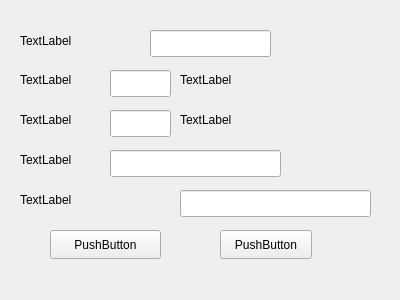
Old version of the form result.ui in the repository Deyu-Kong/BPPN.
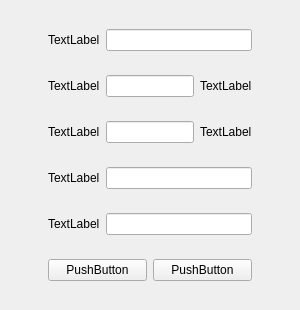
New version of the form. Icons and pictures are not drawn.

Diff of the .ui file:
```diff
--- a/result.ui
+++ b/result.ui
@@ -6,8 +6,8 @@
    <rect>
     <x>0</x>
     <y>0</y>
-    <width>400</width>
-    <height>300</height>
+    <width>300</width>
+    <height>250</height>
    </rect>
   </property>
   <property name="windowTitle">
@@ -17,173 +17,180 @@
    <iconset resource="logo.qrc">
     <normaloff>:/0005018327188690_b.jpg</normaloff>:/0005018327188690_b.jpg</iconset>
   </property>
-  <widget class="QPushButton" name="pushButton">
-   <property name="geometry">
-    <rect>
-     <x>50</x>
-     <y>230</y>
-     <width>111</width>
-     <height>29</height>
-    </rect>
-   </property>
-   <property name="text">
-    <string>PushButton</string>
-   </property>
-  </widget>
-  <widget class="QPushButton" name="pushButton_2">
-   <property name="geometry">
-    <rect>
-     <x>220</x>
-     <y>230</y>
-     <width>92</width>
-     <height>29</height>
-    </rect>
-   </property>
-   <property name="text">
-    <string>PushButton</string>
-   </property>
-  </widget>
+  <layout class="QGridLayout" name="gridLayout">
+   <item row="0" column="1">
+    <widget class="QWidget" name="widget_7" native="true">
+     <layout class="QVBoxLayout" name="verticalLayout">
+      <item>
+       <spacer name="verticalSpacer">
+        <property name="orientation">
+         <enum>Qt::Vertical</enum>
+        </property>
+        <property name="sizeHint" stdset="0">
+         <size>
+          <width>20</width>
+          <height>40</height>
+         </size>
+        </property>
+       </spacer>
+      </item>
+      <item>
+       <widget class="QWidget" name="widget" native="true">
+        <layout class="QHBoxLayout" name="horizontalLayout">
+         <item>
   <widget class="QLabel" name="label">
-   <property name="geometry">
-    <rect>
-     <x>20</x>
-     <y>30</y>
-     <width>101</width>
-     <height>21</height>
-    </rect>
-   </property>
    <property name="text">
     <string>TextLabel</string>
    </property>
   </widget>
-  <widget class="QLineEdit" name="lineEdit">
-   <property name="geometry">
-    <rect>
-     <x>150</x>
-     <y>30</y>
-     <width>121</width>
-     <height>27</height>
-    </rect>
-   </property>
-  </widget>
+         </item>
+         <item>
+          <widget class="QLineEdit" name="lineEdit"/>
+         </item>
+        </layout>
+       </widget>
+      </item>
+      <item>
+       <widget class="QWidget" name="widget_2" native="true">
+        <layout class="QHBoxLayout" name="horizontalLayout_2">
+         <item>
   <widget class="QLabel" name="label_2">
-   <property name="geometry">
-    <rect>
-     <x>20</x>
-     <y>70</y>
-     <width>69</width>
-     <height>20</height>
-    </rect>
-   </property>
    <property name="text">
     <string>TextLabel</string>
    </property>
   </widget>
-  <widget class="QLineEdit" name="lineEdit_2">
-   <property name="geometry">
-    <rect>
-     <x>110</x>
-     <y>70</y>
-     <width>61</width>
-     <height>27</height>
-    </rect>
-   </property>
-  </widget>
+         </item>
+         <item>
+          <widget class="QLineEdit" name="lineEdit_2"/>
+         </item>
+         <item>
   <widget class="QLabel" name="label_3">
-   <property name="geometry">
-    <rect>
-     <x>180</x>
-     <y>70</y>
-     <width>91</width>
-     <height>20</height>
-    </rect>
-   </property>
    <property name="text">
     <string>TextLabel</string>
    </property>
   </widget>
+         </item>
+        </layout>
+       </widget>
+      </item>
+      <item>
+       <widget class="QWidget" name="widget_3" native="true">
+        <layout class="QHBoxLayout" name="horizontalLayout_3">
+         <item>
   <widget class="QLabel" name="label_4">
-   <property name="geometry">
-    <rect>
-     <x>20</x>
-     <y>110</y>
-     <width>69</width>
-     <height>20</height>
-    </rect>
-   </property>
    <property name="text">
     <string>TextLabel</string>
    </property>
   </widget>
-  <widget class="QLineEdit" name="lineEdit_3">
-   <property name="geometry">
-    <rect>
-     <x>110</x>
-     <y>110</y>
-     <width>61</width>
-     <height>27</height>
-    </rect>
-   </property>
-  </widget>
+         </item>
+         <item>
+          <widget class="QLineEdit" name="lineEdit_3"/>
+         </item>
+         <item>
   <widget class="QLabel" name="label_5">
-   <property name="geometry">
-    <rect>
-     <x>180</x>
-     <y>110</y>
-     <width>81</width>
-     <height>20</height>
-    </rect>
-   </property>
    <property name="text">
     <string>TextLabel</string>
    </property>
   </widget>
+         </item>
+        </layout>
+       </widget>
+      </item>
+      <item>
+       <widget class="QWidget" name="widget_4" native="true">
+        <layout class="QHBoxLayout" name="horizontalLayout_4">
+         <item>
   <widget class="QLabel" name="label_6">
-   <property name="geometry">
-    <rect>
-     <x>20</x>
-     <y>150</y>
-     <width>69</width>
-     <height>20</height>
-    </rect>
-   </property>
    <property name="text">
     <string>TextLabel</string>
    </property>
   </widget>
-  <widget class="QLineEdit" name="lineEdit_4">
-   <property name="geometry">
-    <rect>
-     <x>110</x>
-     <y>150</y>
-     <width>171</width>
-     <height>27</height>
-    </rect>
-   </property>
-  </widget>
+         </item>
+         <item>
+          <widget class="QLineEdit" name="lineEdit_4"/>
+         </item>
+        </layout>
+       </widget>
+      </item>
+      <item>
+       <widget class="QWidget" name="widget_5" native="true">
+        <layout class="QHBoxLayout" name="horizontalLayout_5">
+         <item>
   <widget class="QLabel" name="label_7">
-   <property name="geometry">
-    <rect>
-     <x>20</x>
-     <y>190</y>
-     <width>141</width>
-     <height>20</height>
-    </rect>
-   </property>
    <property name="text">
     <string>TextLabel</string>
    </property>
   </widget>
-  <widget class="QLineEdit" name="lineEdit_5">
-   <property name="geometry">
-    <rect>
-     <x>180</x>
-     <y>190</y>
-     <width>191</width>
-     <height>27</height>
-    </rect>
-   </property>
-  </widget>
+         </item>
+         <item>
+          <widget class="QLineEdit" name="lineEdit_5"/>
+         </item>
+        </layout>
+       </widget>
+      </item>
+      <item>
+       <widget class="QWidget" name="widget_6" native="true">
+        <layout class="QHBoxLayout" name="horizontalLayout_6">
+         <item>
+          <widget class="QPushButton" name="pushButton">
+           <property name="text">
+            <string>PushButton</string>
+           </property>
+          </widget>
+         </item>
+         <item>
+          <widget class="QPushButton" name="pushButton_2">
+           <property name="text">
+            <string>PushButton</string>
+           </property>
+          </widget>
+         </item>
+        </layout>
+       </widget>
+      </item>
+      <item>
+       <spacer name="verticalSpacer_2">
+        <property name="orientation">
+         <enum>Qt::Vertical</enum>
+        </property>
+        <property name="sizeHint" stdset="0">
+         <size>
+          <width>20</width>
+          <height>40</height>
+         </size>
+        </property>
+       </spacer>
+      </item>
+     </layout>
+    </widget>
+   </item>
+   <item row="0" column="0">
+    <spacer name="horizontalSpacer">
+     <property name="orientation">
+      <enum>Qt::Horizontal</enum>
+     </property>
+     <property name="sizeHint" stdset="0">
+      <size>
+       <width>40</width>
+       <height>20</height>
+      </size>
+     </property>
+    </spacer>
+   </item>
+   <item row="0" column="2">
+    <spacer name="horizontalSpacer_2">
+     <property name="orientation">
+      <enum>Qt::Horizontal</enum>
+     </property>
+     <property name="sizeHint" stdset="0">
+      <size>
+       <width>40</width>
+       <height>20</height>
+      </size>
+     </property>
+    </spacer>
+   </item>
+  </layout>
  </widget>
  <resources>
   <include location="logo.qrc"/>
```
Lines whose indentation alone changed are shown as unchanged.
